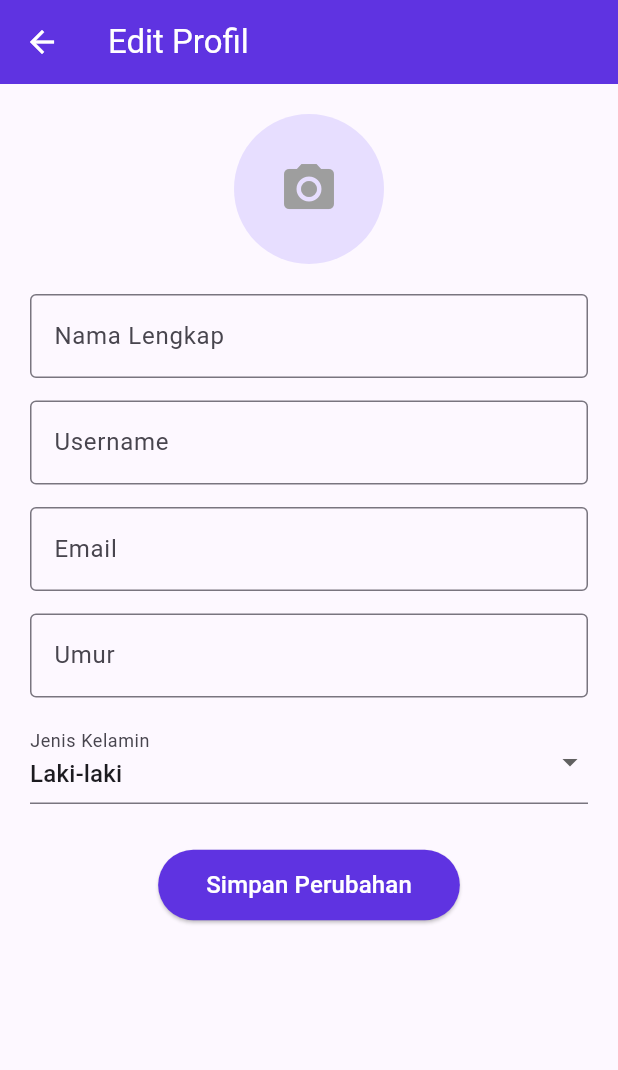
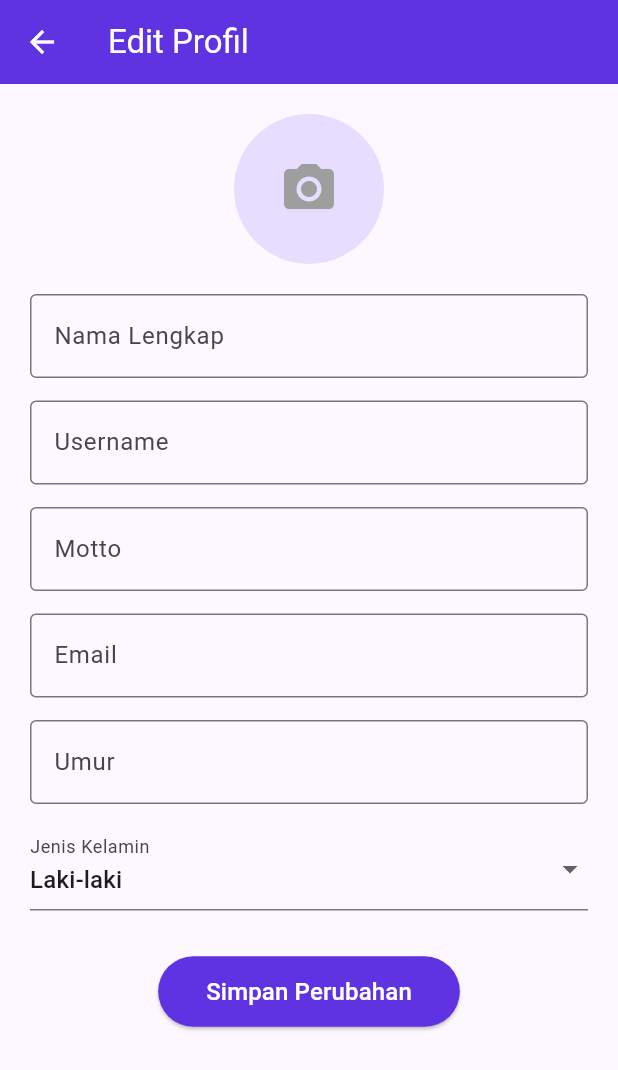
Before and after one commit to Firrizqia/Vireo-DreamListAPK, a Flutter app: the EditProfilePage screen opened directly, on a phone screen of 412 x 824 dp. Shown: the top 1070 px of the screen. Run offline on Flutter 3.47's test engine with Material 3 defaults, Android fonts, the phone set to English and light mode, and no system bars; our stand-ins replace flutter_local_notifications, flutter_slidable, image_picker, smooth_page_indicator, sqflite; accounts and stored records are empty.

Commit message:
tambah motto dan perubahan homepage

```diff
--- a/lib/db/db_helper.dart
+++ b/lib/db/db_helper.dart
@@ -20,7 +20,7 @@ class DatabaseHelper {
     final path = join(await getDatabasesPath(), 'dreams.db');
 
     //un-komen jika ingin menghapus database lama
-    //await deleteDatabase(path);
+    // await deleteDatabase(path);
 
     return await openDatabase(path, version: 1, onCreate: _onCreate);
   }
@@ -47,6 +47,7 @@ class DatabaseHelper {
       email TEXT,
       age TEXT,
       gender TEXT,
+      motto TEXT,
       profileImagePath TEXT
     )
   ''');
--- a/lib/models/user_model.dart
+++ b/lib/models/user_model.dart
@@ -5,6 +5,7 @@ class UserModel {
   String email;
   String age;
   String gender;
+  String motto;
   String profileImagePath;
 
 
@@ -15,6 +16,7 @@ class UserModel {
     required this.email,
     required this.age,
     required this.gender,
+    required this.motto,
     required this.profileImagePath,
   });
 
@@ -26,6 +28,7 @@ class UserModel {
       'email': email,
       'age': age,
       'gender': gender,
+      'motto': motto,
       'profileImagePath': profileImagePath,
     };
   }
@@ -38,6 +41,7 @@ class UserModel {
       email: map['email'],
       age: map['age'],
       gender: map['gender'],
+      motto: map['motto'],
       profileImagePath: map['profileImagePath'] ?? '',
     );
   }
--- a/lib/screen/edit_profile.dart
+++ b/lib/screen/edit_profile.dart
@@ -21,6 +21,7 @@ class _EditProfilePageState extends State<EditProfilePage> {
   final _usernameController = TextEditingController();
   final _emailController = TextEditingController();
   final _ageController = TextEditingController();
+  final _mottoController = TextEditingController();
   String _gender = 'Laki-laki';
   String? _imagePath;
 
@@ -40,6 +41,7 @@ class _EditProfilePageState extends State<EditProfilePage> {
         _usernameController.text = user.username;
         _emailController.text = user.email;
         _ageController.text = user.age;
+        _mottoController.text = user.motto;
         _gender = user.gender;
         _imagePath = user.profileImagePath;
       });
@@ -69,6 +71,7 @@ class _EditProfilePageState extends State<EditProfilePage> {
         username: _usernameController.text,
         email: _emailController.text,
         age: _ageController.text,
+        motto: _mottoController.text,
         gender: _gender,
         profileImagePath: _imagePath ?? '',
       );
@@ -118,6 +121,8 @@ class _EditProfilePageState extends State<EditProfilePage> {
               _buildTextField(label: 'Nama Lengkap', controller: _nameController),
               SizedBox(height: 15),
               _buildTextField(label: 'Username', controller: _usernameController),
+              SizedBox(height: 15),
+              _buildTextField(label: 'Motto', controller: _mottoController),
               SizedBox(height: 15),
               _buildTextField(
                 label: 'Email',
--- a/lib/screen/home_page.dart
+++ b/lib/screen/home_page.dart
@@ -69,7 +69,7 @@ class _HomePageState extends State<HomePage> {
           style: TextStyle(fontSize: 24, fontWeight: FontWeight.w900),
         ),
         Text(
-          'Satu Langkah Lebih Dekat Menuju Mimpi',
+          _user?.motto ?? 'Satu Langkah Lebih Dekat Menuju Mimpi',
           style: TextStyle(
             fontSize: 14,
             fontWeight: FontWeight.w400,
```
